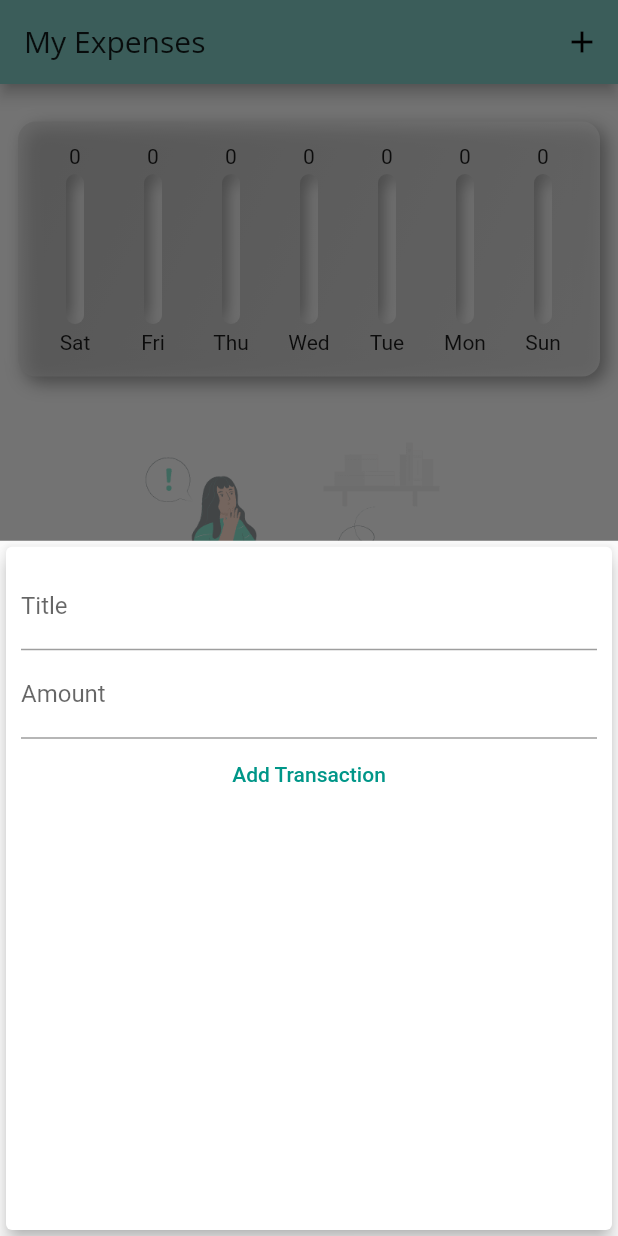
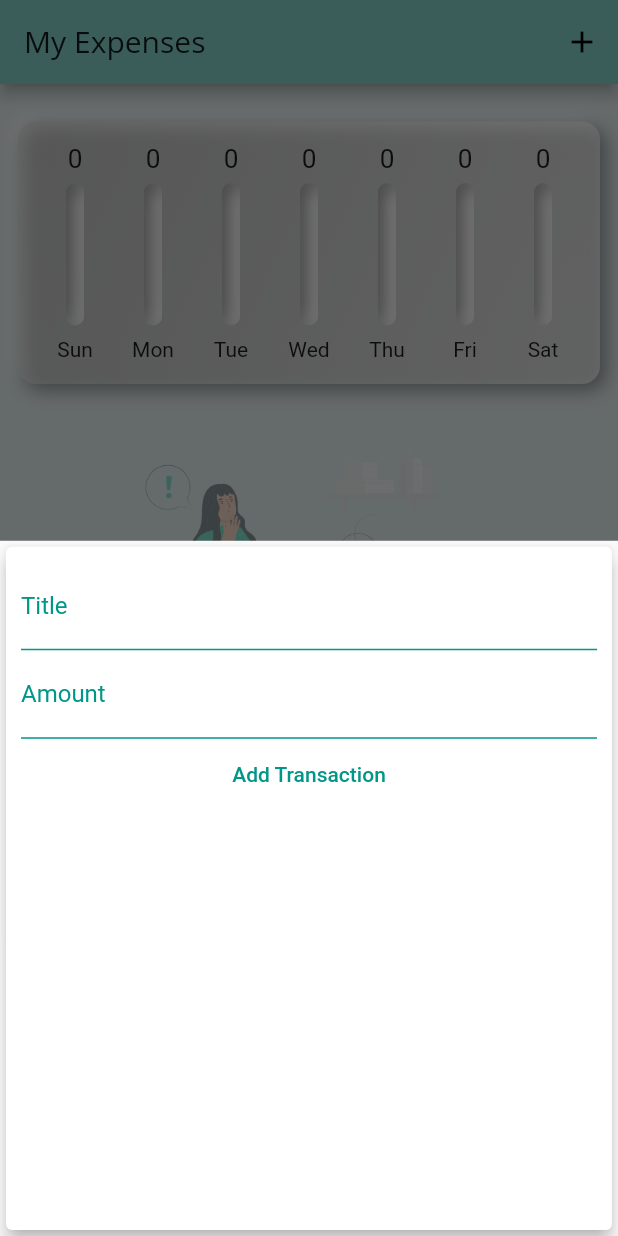
Before and after one commit to AbdelrahmanEssamA/Expenses-App, a Flutter app: the screen it shows after launch, after a tap on the "add" icon, on a phone screen of 412 x 824 dp. Run offline on Flutter 3.47's test engine with Material 2 defaults, Android fonts, the phone set to English and light mode, and no system bars; drawn by our look-alikes of flutter_neumorphic; Roboto replaces fonts that are missing (Open Sans).

Commit message:
ui enhancments

```diff
--- a/lib/main.dart
+++ b/lib/main.dart
@@ -21,6 +21,7 @@ class MyApp extends StatelessWidget {
   Widget build(BuildContext context) {
     return MaterialApp(
       theme: ThemeData(
+          scaffoldBackgroundColor: const Color(0xFFDDE6E8),
           primaryColor: Colors.teal[200],
           accentColor: Colors.orange,
           fontFamily: 'Quicksand',
--- a/lib/widgets/chart.dart
+++ b/lib/widgets/chart.dart
@@ -21,10 +21,9 @@ class Chart extends StatelessWidget {
           totalSum += recentTransactions[i].amount;
         }
       }
-      print(DateFormat.E().format(weekDay));
-      print(totalSum);
+
       return {'day': DateFormat.E().format(weekDay), 'amount': totalSum};
-    });
+    }).reversed.toList();
   }
 
   double get maxSpending {
--- a/lib/widgets/chart_bar.dart
+++ b/lib/widgets/chart_bar.dart
@@ -11,9 +11,11 @@ class ChartBar extends StatelessWidget {
   Widget build(BuildContext context) {
     return Column(
       children: <Widget>[
-        FittedBox(child: Text(spendingAmount.toStringAsFixed(0))),
+        Container(
+            height: 20,
+            child: FittedBox(child: Text(spendingAmount.toStringAsFixed(0)))),
         SizedBox(
-          height: 4,
+          height: 6,
         ),
         Neumorphic(
           style: NeumorphicStyle(
@@ -24,7 +26,7 @@ class ChartBar extends StatelessWidget {
               lightSource: LightSource.topLeft,
               color: Colors.white70),
           child: Container(
-            height: 100,
+            height: 95,
             width: 12,
             child: Stack(
               children: <Widget>[
@@ -41,7 +43,7 @@ class ChartBar extends StatelessWidget {
           ),
         ),
         SizedBox(
-          height: 4,
+          height: 8,
         ),
         Text(label)
       ],
--- a/lib/widgets/new_transaction.dart
+++ b/lib/widgets/new_transaction.dart
@@ -32,12 +32,32 @@ class _NewTransactionState extends State<NewTransaction> {
         child: Column(
           children: <Widget>[
             TextField(
-              decoration: InputDecoration(labelText: 'Title'),
+              decoration: InputDecoration(
+                enabledBorder: UnderlineInputBorder(
+                  borderSide: BorderSide(color: Colors.teal),
+                ),
+                focusedBorder: UnderlineInputBorder(
+                  borderSide: BorderSide(color: Colors.teal),
+                ),
+                labelText: 'Title',
+                labelStyle: new TextStyle(color: Colors.teal),
+              ),
               controller: titleController,
               onSubmitted: (_) => submitData,
+              cursorColor: Colors.teal,
             ),
             TextField(
-              decoration: InputDecoration(labelText: 'Amount'),
+              decoration: InputDecoration(
+                enabledBorder: UnderlineInputBorder(
+                  borderSide: BorderSide(color: Colors.teal),
+                ),
+                focusedBorder: UnderlineInputBorder(
+                  borderSide: BorderSide(color: Colors.teal),
+                ),
+                labelText: 'Amount',
+                labelStyle: new TextStyle(color: Colors.teal),
+              ),
+              cursorColor: Colors.teal,
               controller: ammountController,
               keyboardType: TextInputType.numberWithOptions(decimal: true),
               onSubmitted: (_) => submitData,
--- a/lib/widgets/transaction_list.dart
+++ b/lib/widgets/transaction_list.dart
@@ -34,12 +34,12 @@ class TransactionList extends StatelessWidget {
                 return Neumorphic(
                     margin: EdgeInsets.symmetric(horizontal: 10, vertical: 13),
                     style: NeumorphicStyle(
-                        boxShape: NeumorphicBoxShape.roundRect(
-                            BorderRadius.circular(12)),
-                        depth: 5,
-                        lightSource: LightSource.topLeft,
-                        intensity: .8,
-                        color: Colors.grey[100]),
+                      boxShape: NeumorphicBoxShape.roundRect(
+                          BorderRadius.circular(12)),
+                      depth: 8,
+                      lightSource: LightSource.topRight,
+                      intensity: .8,
+                    ),
                     child: Row(
                         mainAxisAlignment: MainAxisAlignment.spaceBetween,
                         children: [
```
